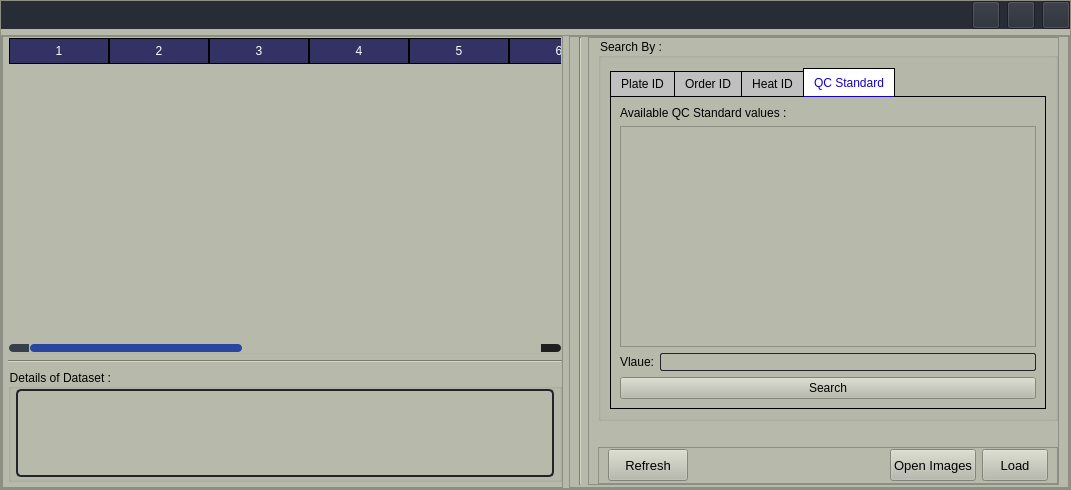
DORSA-co/trainApp_oxin, file Sheet_loader_win/data_loader.ui: the form before one commit.
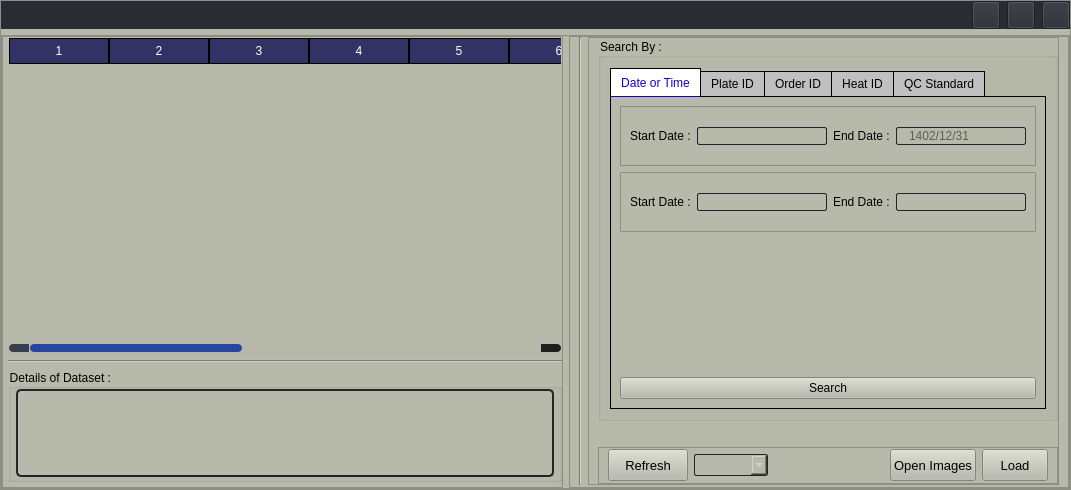
The form after the commit. Icons and pictures are not drawn.

Commit message: change load sheet add date filter

The edit to the form file:
```diff
--- a/Sheet_loader_win/data_loader.ui
+++ b/Sheet_loader_win/data_loader.ui
@@ -1069,8 +1069,130 @@
 }</string>
                      </property>
                      <property name="currentIndex">
-                      <number>3</number>
+                      <number>0</number>
                      </property>
+                     <widget class="QWidget" name="date_page">
+                      <attribute name="title">
+                       <string>Date or Time</string>
+                      </attribute>
+                      <layout class="QVBoxLayout" name="verticalLayout_9">
+                       <item>
+                        <widget class="QFrame" name="frame_8">
+                         <property name="minimumSize">
+                          <size>
+                           <width>0</width>
+                           <height>60</height>
+                          </size>
+                         </property>
+                         <property name="maximumSize">
+                          <size>
+                           <width>16777215</width>
+                           <height>60</height>
+                          </size>
+                         </property>
+                         <property name="frameShape">
+                          <enum>QFrame::StyledPanel</enum>
+                         </property>
+                         <property name="frameShadow">
+                          <enum>QFrame::Raised</enum>
+                         </property>
+                         <layout class="QHBoxLayout" name="horizontalLayout_7">
+                          <item>
+                           <widget class="QLabel" name="label_3">
+                            <property name="text">
+                             <string>Start Date :</string>
+                            </property>
+                           </widget>
+                          </item>
+                          <item>
+                           <widget class="QLineEdit" name="coil_start_date"/>
+                          </item>
+                          <item>
+                           <widget class="QLabel" name="label">
+                            <property name="text">
+                             <string>End Date :</string>
+                            </property>
+                           </widget>
+                          </item>
+                          <item>
+                           <widget class="QLineEdit" name="coil_end_date">
+                            <property name="placeholderText">
+                             <string>1402/12/31</string>
+                            </property>
+                           </widget>
+                          </item>
+                         </layout>
+                        </widget>
+                       </item>
+                       <item>
+                        <widget class="QFrame" name="frame_9">
+                         <property name="minimumSize">
+                          <size>
+                           <width>0</width>
+                           <height>60</height>
+                          </size>
+                         </property>
+                         <property name="maximumSize">
+                          <size>
+                           <width>16777215</width>
+                           <height>60</height>
+                          </size>
+                         </property>
+                         <property name="frameShape">
+                          <enum>QFrame::StyledPanel</enum>
+                         </property>
+                         <property name="frameShadow">
+                          <enum>QFrame::Raised</enum>
+                         </property>
+                         <layout class="QHBoxLayout" name="horizontalLayout_8">
+                          <item>
+                           <widget class="QLabel" name="label_10">
+                            <property name="text">
+                             <string>Start Date :</string>
+                            </property>
+                           </widget>
+                          </item>
+                          <item>
+                           <widget class="QLineEdit" name="coil_start_time"/>
+                          </item>
+                          <item>
+                           <widget class="QLabel" name="label_11">
+                            <property name="text">
+                             <string>End Date :</string>
+                            </property>
+                           </widget>
+                          </item>
+                          <item>
+                           <widget class="QLineEdit" name="coil_end_time"/>
+                          </item>
+                         </layout>
+                        </widget>
+                       </item>
+                       <item>
+                        <spacer name="verticalSpacer">
+                         <property name="orientation">
+                          <enum>Qt::Vertical</enum>
+                         </property>
+                         <property name="sizeHint" stdset="0">
+                          <size>
+                           <width>20</width>
+                           <height>40</height>
+                          </size>
+                         </property>
+                        </spacer>
+                       </item>
+                       <item>
+                        <widget class="QPushButton" name="btn_date_search">
+                         <property name="cursor">
+                          <cursorShape>PointingHandCursor</cursorShape>
+                         </property>
+                         <property name="text">
+                          <string>Search</string>
+                         </property>
+                        </widget>
+                       </item>
+                      </layout>
+                     </widget>
                      <widget class="QWidget" name="id_page">
                       <attribute name="title">
                        <string>Plate ID</string>
@@ -1345,6 +1467,13 @@
                      </property>
                     </widget>
                    </item>
+                   <item>
+                    <widget class="QComboBox" name="comboBox_date_type">
+                     <property name="enabled">
+                      <bool>false</bool>
+                     </property>
+                    </widget>
+                   </item>
                    <item>
                     <spacer name="horizontalSpacer_2">
                      <property name="orientation">
```
Left out of the diff: 2 changed lines with no effect on the pictures. The commit also changes 3589 other files.
